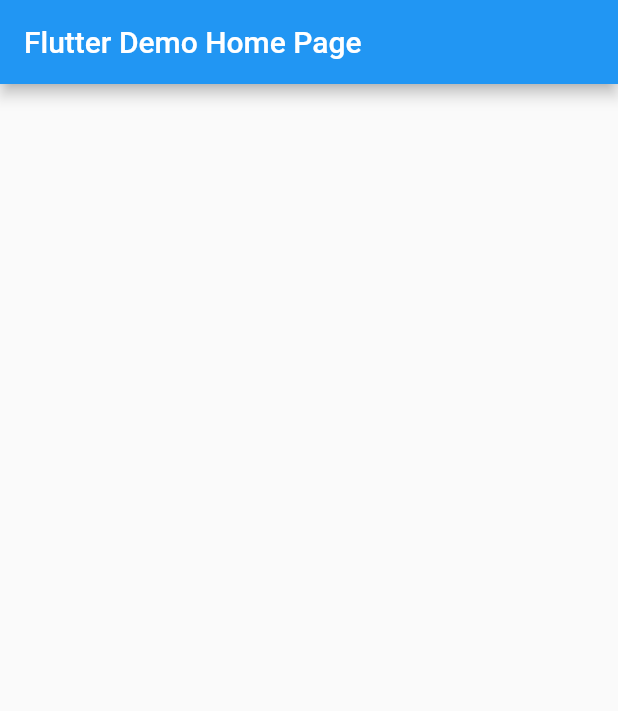
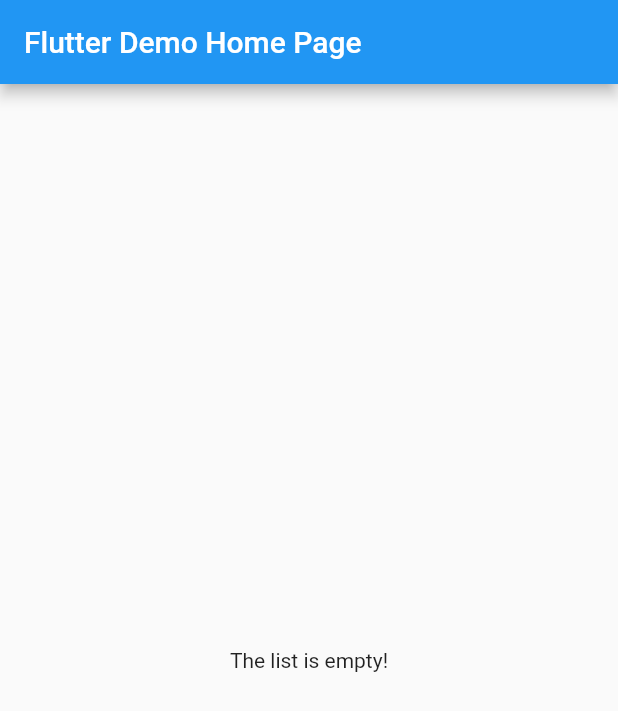
Before and after one commit to erguncengiz/todo_bloc, a Flutter app: the screen it shows after launch, on a phone screen of 412 x 824 dp. Shown: the top 711 px of the screen. Run offline on Flutter 3.47's test engine with Material 2 defaults, Android fonts, the phone set to English and light mode, and no system bars; our stand-ins replace bloc, flutter_bloc, freezed_annotation.

```diff
--- a/lib/view/home_page.dart
+++ b/lib/view/home_page.dart
@@ -1,6 +1,8 @@
 import 'package:flutter/material.dart';
 import 'package:flutter_application_1/logic/bloc/todo_bloc.dart';
 import 'package:flutter_bloc/flutter_bloc.dart';
+
+import '../widgets/todo_card_widget.dart';
 
 class MyHomePage extends StatelessWidget {
   const MyHomePage({Key? key, required this.title}) : super(key: key);
@@ -21,12 +23,17 @@ class MyHomePage extends StatelessWidget {
                 child: CircularProgressIndicator(),
               );
             }, done: (fetchedList) {
-              return ListView.builder(
-                  itemCount: fetchedList.length,
-                  itemBuilder: (context, index) {
-                    //Card widget tasarımı lazım
-                    return const SizedBox();
-                  });
+              return fetchedList.isEmpty
+                  ? const Center(
+                      child: Text('The list is empty!'),
+                    )
+                  : ListView.builder(
+                      itemCount: fetchedList.length,
+                      itemBuilder: (context, index) {
+                        return TodoCardWidget(
+                          tmpTask: fetchedList[index],
+                        );
+                      });
             }, error: () {
               return const Center(
                 child: Text('Something went wrong!'),
```
Also changed, not shown: lib/widgets/todo_card_widget.dart (added, +22 -0 lines).
